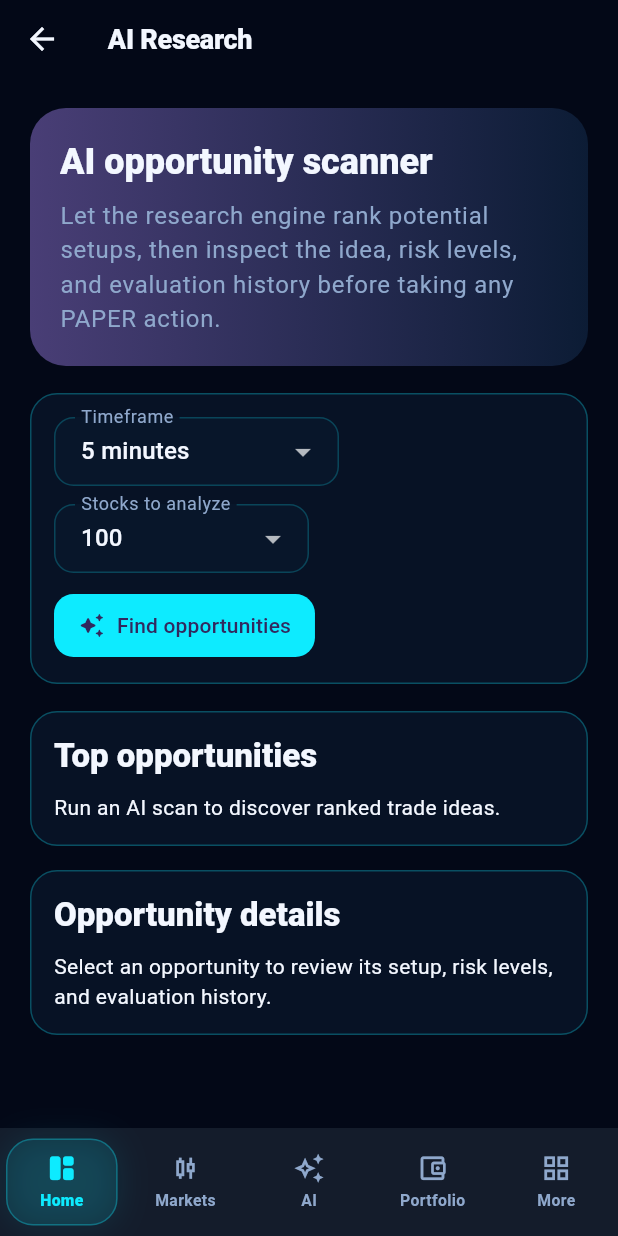
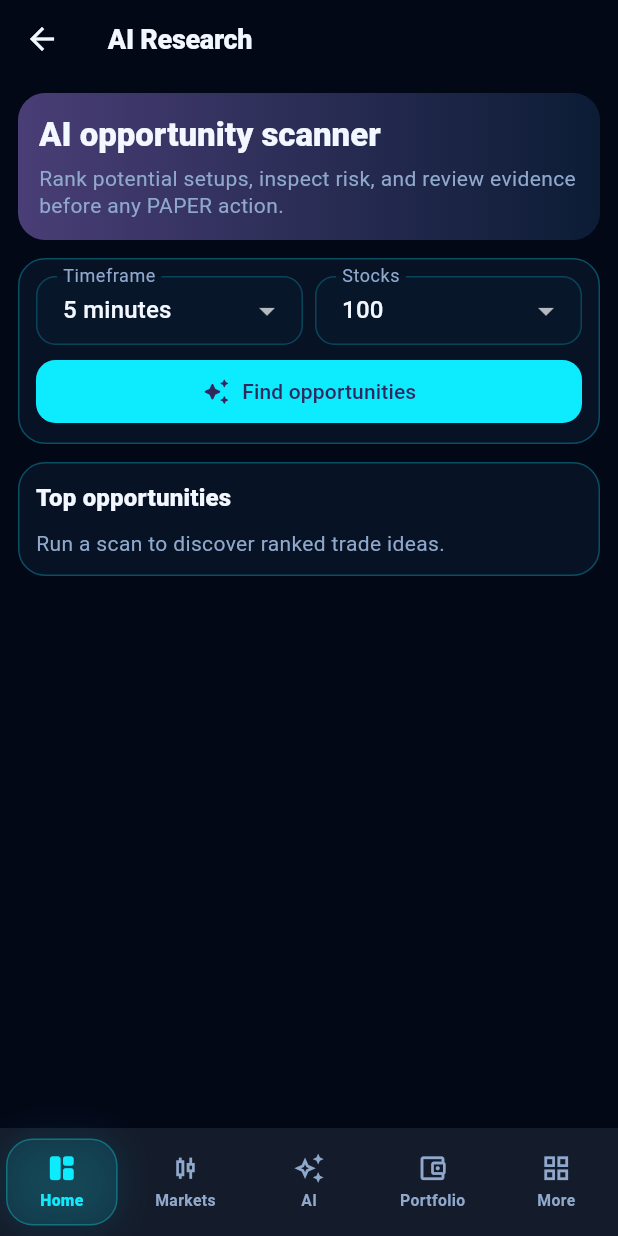
Before and after one commit to operationReact/AiTradingSystem, a Flutter app: the ResearchPage screen opened by its route, on a phone screen of 412 x 824 dp. Run offline on Flutter 3.47's test engine with Material 3 defaults, Android fonts, the phone set to English and light mode, and no system bars.

Commit message:
V2-UI: compact AI Research for phone screens

```diff
--- a/apps/trading_client/lib/src/presentation/research_page.dart
+++ b/apps/trading_client/lib/src/presentation/research_page.dart
@@ -1,5 +1,6 @@
 import 'package:flutter/material.dart';
 
+import '../core/widgets/responsive_layout.dart';
 import '../data/authenticated_api_client.dart';
 import '../data/research_repository.dart';
 import 'customer_lifecycle_state.dart';
@@ -110,14 +111,18 @@ class _ResearchPageState extends State<ResearchPage> {
       body: SafeArea(
         child: LayoutBuilder(
           builder: (context, constraints) {
-            final wide = constraints.maxWidth >= 960;
+            final width = constraints.maxWidth;
+            final wide = width >= 960;
+            final mobile = width < ResponsiveLayout.mobileBreakpoint;
+            final pagePadding = ResponsiveLayout.horizontalPadding(width);
+            final sectionGap = ResponsiveLayout.sectionGap(width);
             return ListView(
-              padding: const EdgeInsets.fromLTRB(20, 20, 20, 40),
+              padding: EdgeInsets.fromLTRB(pagePadding, ResponsiveLayout.topPadding(width), pagePadding, 24),
               children: [
                 Container(
-                  padding: const EdgeInsets.all(20),
+                  padding: EdgeInsets.all(ResponsiveLayout.heroPadding(width)),
                   decoration: BoxDecoration(
-                    borderRadius: BorderRadius.circular(24),
+                    borderRadius: BorderRadius.circular(ResponsiveLayout.heroRadius(width)),
                     gradient: LinearGradient(
                       colors: [theme.colorScheme.primaryContainer, theme.colorScheme.surfaceContainerHighest],
                     ),
@@ -127,46 +132,54 @@ class _ResearchPageState extends State<ResearchPage> {
                     children: [
                       Semantics(
                         header: true,
-                        child: Text('AI opportunity scanner', style: theme.textTheme.headlineSmall?.copyWith(fontWeight: FontWeight.w900)),
+                        child: Text(
+                          'AI opportunity scanner',
+                          style: (mobile ? theme.textTheme.titleLarge : theme.textTheme.headlineSmall)?.copyWith(fontWeight: FontWeight.w900),
                         ),
-                      const SizedBox(height: 8),
+                      ),
+                      const SizedBox(height: 6),
                       Text(
-                        'Let the research engine rank potential setups, then inspect the idea, risk levels, and evaluation history before taking any PAPER action.',
-                        style: theme.textTheme.bodyLarge?.copyWith(color: theme.colorScheme.onSurfaceVariant, height: 1.45),
+                        'Rank potential setups, inspect risk, and review evidence before any PAPER action.',
+                        style: (mobile ? theme.textTheme.bodyMedium : theme.textTheme.bodyLarge)?.copyWith(
+                          color: theme.colorScheme.onSurfaceVariant,
+                          height: mobile ? 1.3 : 1.45,
+                        ),
                       ),
                     ],
                   ),
                 ),
                 if (_error != null) ...[
-                  const SizedBox(height: 16),
+                  SizedBox(height: mobile ? 10 : 16),
                   Card(
                     key: const ValueKey('research-error'),
                     child: Padding(
-                      padding: const EdgeInsets.all(16),
+                      padding: EdgeInsets.all(mobile ? 12 : 16),
                       child: Text(_error!),
                     ),
                   ),
                 ],
-                const SizedBox(height: 18),
-                _scanControls(context),
+                SizedBox(height: sectionGap),
+                _scanControls(context, mobile: mobile),
                 if (_scan != null) ...[
-                  const SizedBox(height: 16),
-                  _scanSummary(context, _scan!),
+                  SizedBox(height: mobile ? 10 : 16),
+                  _scanSummary(context, _scan!, mobile: mobile),
                 ],
-                const SizedBox(height: 18),
+                SizedBox(height: sectionGap),
                 if (wide)
                   Row(
                     crossAxisAlignment: CrossAxisAlignment.start,
                     children: [
-                      Expanded(child: _candidateList(context)),
+                      Expanded(child: _candidateList(context, mobile: false)),
                       const SizedBox(width: 16),
-                      Expanded(child: _candidateDetail(context)),
+                      Expanded(child: _candidateDetail(context, mobile: false)),
                     ],
                   )
                 else ...[
-                  _candidateList(context),
-                  const SizedBox(height: 16),
-                  _candidateDetail(context),
+                  _candidateList(context, mobile: mobile),
+                  if (_selected != null || _loadingCandidate) ...[
+                    SizedBox(height: mobile ? 10 : 16),
+                    _candidateDetail(context, mobile: mobile),
+                  ],
                 ],
               ],
             );
@@ -176,17 +189,8 @@ class _ResearchPageState extends State<ResearchPage> {
     );
   }
 
-  Widget _scanControls(BuildContext context) => Card(
-        child: Padding(
-          padding: const EdgeInsets.all(16),
-          child: Wrap(
-            spacing: 12,
-            runSpacing: 12,
-            crossAxisAlignment: WrapCrossAlignment.end,
-            children: [
-              ConstrainedBox(
-                constraints: const BoxConstraints(minWidth: 140, maxWidth: 190),
-                child: DropdownButtonFormField<String>(
+  Widget _scanControls(BuildContext context, {required bool mobile}) {
+    final intervalField = DropdownButtonFormField<String>(
       key: const ValueKey('research-scan-interval'),
       isExpanded: true,
       initialValue: _interval,
@@ -200,15 +204,12 @@ class _ResearchPageState extends State<ResearchPage> {
       onChanged: (value) {
         if (value != null) setState(() => _interval = value);
       },
-                ),
-              ),
-              ConstrainedBox(
-                constraints: const BoxConstraints(minWidth: 120, maxWidth: 170),
-                child: DropdownButtonFormField<int>(
+    );
+    final limitField = DropdownButtonFormField<int>(
       key: const ValueKey('research-scan-limit'),
       isExpanded: true,
       initialValue: _limit,
-                  decoration: const InputDecoration(labelText: 'Stocks to analyze'),
+      decoration: const InputDecoration(labelText: 'Stocks'),
       items: const [
         DropdownMenuItem(value: 50, child: Text('50')),
         DropdownMenuItem(value: 100, child: Text('100')),
@@ -217,57 +218,88 @@ class _ResearchPageState extends State<ResearchPage> {
       onChanged: (value) {
         if (value != null) setState(() => _limit = value);
       },
-                ),
-              ),
-              FilledButton.icon(
+    );
+    final action = FilledButton.icon(
       key: const ValueKey('research-run-scan'),
       onPressed: _runningScan ? null : _runScan,
       icon: _runningScan
           ? const SizedBox(width: 16, height: 16, child: CircularProgressIndicator(strokeWidth: 2))
-                    : const Icon(Icons.auto_awesome_rounded),
+          : const Icon(Icons.auto_awesome_rounded, size: 19),
       label: Text(_runningScan ? 'Analyzing market…' : 'Find opportunities'),
+    );
+
+    return Card(
+      child: Padding(
+        padding: EdgeInsets.all(mobile ? 12 : 16),
+        child: mobile
+            ? Column(
+                children: [
+                  Row(
+                    crossAxisAlignment: CrossAxisAlignment.end,
+                    children: [
+                      Expanded(child: intervalField),
+                      const SizedBox(width: 8),
+                      Expanded(child: limitField),
+                    ],
                   ),
+                  const SizedBox(height: 8),
+                  SizedBox(width: double.infinity, child: action),
+                ],
+              )
+            : Wrap(
+                spacing: 12,
+                runSpacing: 12,
+                crossAxisAlignment: WrapCrossAlignment.end,
+                children: [
+                  ConstrainedBox(constraints: const BoxConstraints(minWidth: 140, maxWidth: 190), child: intervalField),
+                  ConstrainedBox(constraints: const BoxConstraints(minWidth: 120, maxWidth: 170), child: limitField),
+                  action,
+                ],
+              ),
+      ),
+    );
+  }
+
+  Widget _scanSummary(BuildContext context, ResearchScanSummary scan, {required bool mobile}) => Card(
+        key: const ValueKey('research-scan-summary'),
+        child: Padding(
+          padding: EdgeInsets.all(mobile ? 12 : 16),
+          child: Wrap(
+            spacing: mobile ? 16 : 24,
+            runSpacing: mobile ? 8 : 12,
+            children: [
+              _Metric(label: 'Scan status', value: scan.status, compact: mobile),
+              _Metric(label: 'Stocks analyzed', value: '${scan.scannedCount}', compact: mobile),
+              _Metric(label: 'Opportunities', value: '${scan.candidateCount}', compact: mobile),
+              _Metric(label: 'Strategy set', value: scan.strategySet.isEmpty ? '—' : scan.strategySet, compact: mobile),
             ],
           ),
         ),
       );
 
-  Widget _scanSummary(BuildContext context, ResearchScanSummary scan) => Card(
-        key: const ValueKey('research-scan-summary'),
-        child: Padding(
-          padding: const EdgeInsets.all(16),
-          child: Wrap(
-            spacing: 24,
-            runSpacing: 12,
-            children: [
-              _Metric(label: 'Scan status', value: scan.status),
-              _Metric(label: 'Stocks analyzed', value: '${scan.scannedCount}'),
-              _Metric(label: 'Opportunities', value: '${scan.candidateCount}'),
-              _Metric(label: 'Strategy set', value: scan.strategySet.isEmpty ? '—' : scan.strategySet),
-            ],
-          ),
-        ),
-      );
-
-  Widget _candidateList(BuildContext context) => Card(
+  Widget _candidateList(BuildContext context, {required bool mobile}) => Card(
         key: const ValueKey('research-candidates'),
         child: Padding(
-          padding: const EdgeInsets.all(16),
+          padding: EdgeInsets.all(mobile ? 12 : 16),
           child: Column(
             crossAxisAlignment: CrossAxisAlignment.start,
             children: [
-              Semantics(header: true, child: Text('Top opportunities', style: Theme.of(context).textTheme.titleLarge?.copyWith(fontWeight: FontWeight.w800))),
-              const SizedBox(height: 10),
+              Semantics(
+                header: true,
+                child: Text('Top opportunities', style: (mobile ? Theme.of(context).textTheme.titleMedium : Theme.of(context).textTheme.titleLarge)?.copyWith(fontWeight: FontWeight.w800)),
+              ),
+              const SizedBox(height: 8),
               if (_runningScan)
                 const Center(child: CircularProgressIndicator())
               else if (_scan == null)
-                const Text('Run an AI scan to discover ranked trade ideas.')
+                Text('Run a scan to discover ranked trade ideas.', style: Theme.of(context).textTheme.bodyMedium?.copyWith(color: Theme.of(context).colorScheme.onSurfaceVariant))
               else if (_candidates.isEmpty)
                 const Text('No setups met the current research criteria.')
               else
                 ..._candidates.map(
                   (candidate) => ListTile(
                     key: ValueKey('research-candidate-${candidate.candidateId}'),
+                    dense: true,
                     selected: _selected?.id == candidate.candidateId,
                     title: Row(
                       children: [
@@ -276,7 +308,7 @@ class _ResearchPageState extends State<ResearchPage> {
                         const CustomerLifecycleBadge(state: CustomerLifecycleState.watching),
                       ],
                     ),
-                    subtitle: Text('${candidate.exchange} • ${candidate.strategy}\nAI score ${candidate.score.toStringAsFixed(3)} • ${candidate.reasons.join(', ')}'),
+                    subtitle: Text('${candidate.exchange} • ${candidate.strategy}\nAI ${candidate.score.toStringAsFixed(3)} • ${candidate.reasons.join(', ')}'),
                     isThreeLine: true,
                     trailing: const Icon(Icons.chevron_right_rounded),
                     onTap: () => _selectCandidate(candidate),
@@ -287,48 +319,54 @@ class _ResearchPageState extends State<ResearchPage> {
         ),
       );
 
-  Widget _candidateDetail(BuildContext context) {
+  Widget _candidateDetail(BuildContext context, {required bool mobile}) {
     final selected = _selected;
     return Card(
       key: const ValueKey('research-candidate-detail'),
       child: Padding(
-        padding: const EdgeInsets.all(16),
+        padding: EdgeInsets.all(mobile ? 12 : 16),
         child: Column(
           crossAxisAlignment: CrossAxisAlignment.start,
           children: [
-            Semantics(header: true, child: Text('Opportunity details', style: Theme.of(context).textTheme.titleLarge?.copyWith(fontWeight: FontWeight.w800))),
-            const SizedBox(height: 10),
+            Semantics(
+              header: true,
+              child: Text('Opportunity details', style: (mobile ? Theme.of(context).textTheme.titleMedium : Theme.of(context).textTheme.titleLarge)?.copyWith(fontWeight: FontWeight.w800)),
+            ),
+            const SizedBox(height: 8),
             if (_loadingCandidate)
               const Center(child: CircularProgressIndicator())
             else if (selected == null)
-              const Text('Select an opportunity to review its setup, risk levels, and evaluation history.')
+              const Text('Select an opportunity to review its setup and risk levels.')
             else ...[
               Text(selected.tradingSymbol.isEmpty ? 'Trade idea ${selected.id}' : selected.tradingSymbol, style: const TextStyle(fontWeight: FontWeight.w800)),
-              const SizedBox(height: 8),
+              const SizedBox(height: 6),
               Text('${selected.exchange} • ${selected.interval} • ${selected.strategy}'),
-              const SizedBox(height: 12),
+              const SizedBox(height: 10),
               Wrap(
-                spacing: 16,
+                spacing: mobile ? 12 : 16,
                 runSpacing: 8,
                 children: [
-                  _Metric(label: 'Entry', value: '${selected.entryPrice}'),
-                  _Metric(label: 'Stop loss', value: '${selected.stopPrice}'),
-                  _Metric(label: 'Target', value: '${selected.targetPrice}'),
-                  _Metric(label: 'Analyzed through', value: selected.dataCutoffAt?.toLocal().toString() ?? '—'),
+                  _Metric(label: 'Entry', value: '${selected.entryPrice}', compact: mobile),
+                  _Metric(label: 'Stop loss', value: '${selected.stopPrice}', compact: mobile),
+                  _Metric(label: 'Target', value: '${selected.targetPrice}', compact: mobile),
+                  _Metric(label: 'Analyzed through', value: selected.dataCutoffAt?.toLocal().toString() ?? '—', compact: mobile),
                 ],
               ),
-              const SizedBox(height: 14),
-              FilledButton.icon(
+              const SizedBox(height: 10),
+              SizedBox(
+                width: mobile ? double.infinity : null,
+                child: FilledButton.icon(
                   key: const ValueKey('research-evaluate-candidate'),
                   onPressed: _evaluating ? null : _evaluate,
                   icon: _evaluating
                       ? const SizedBox(width: 16, height: 16, child: CircularProgressIndicator(strokeWidth: 2))
-                    : const Icon(Icons.insights_rounded),
+                      : const Icon(Icons.insights_rounded, size: 19),
                   label: Text(_evaluating ? 'Reviewing…' : 'Review this setup'),
                 ),
-              const SizedBox(height: 16),
+              ),
+              const SizedBox(height: 12),
               Text('Past evaluations', style: Theme.of(context).textTheme.titleMedium?.copyWith(fontWeight: FontWeight.w700)),
-              const SizedBox(height: 8),
+              const SizedBox(height: 6),
               if (_evaluations.isEmpty)
                 const Text('No previous evaluation is available for this setup.')
               else
@@ -355,22 +393,23 @@ class _ResearchPageState extends State<ResearchPage> {
 }
 
 class _Metric extends StatelessWidget {
-  const _Metric({required this.label, required this.value});
+  const _Metric({required this.label, required this.value, this.compact = false});
 
   final String label;
   final String value;
+  final bool compact;
 
   @override
   Widget build(BuildContext context) => Semantics(
         label: '$label: $value',
         child: SizedBox(
-          width: 190,
+          width: compact ? 138 : 190,
           child: Column(
             crossAxisAlignment: CrossAxisAlignment.start,
             children: [
               Text(label, style: Theme.of(context).textTheme.labelMedium),
-              const SizedBox(height: 4),
-              Text(value, maxLines: 3, overflow: TextOverflow.ellipsis, style: const TextStyle(fontWeight: FontWeight.w700)),
+              const SizedBox(height: 2),
+              Text(value, maxLines: compact ? 2 : 3, overflow: TextOverflow.ellipsis, style: const TextStyle(fontWeight: FontWeight.w700)),
             ],
           ),
         ),
```
Lines whose indentation alone changed are shown as unchanged.
